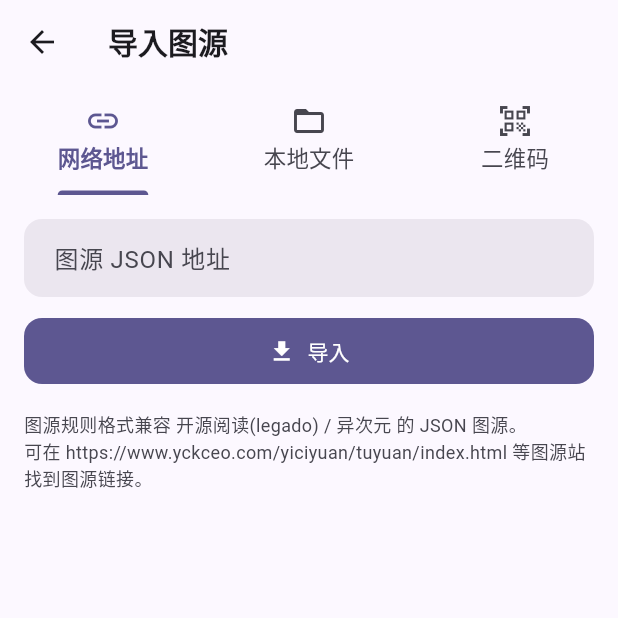
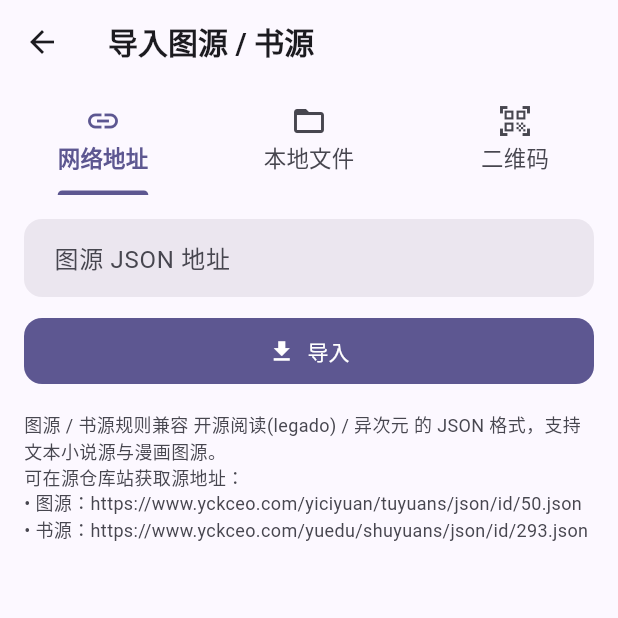
Before and after one commit to 2016YYy/comic-realm, a Flutter app: the screen it shows after launch, item 2 of the bottom bar chosen, after a tap on the "add" icon, on a phone screen of 412 x 824 dp, the top half of it. Run offline on Flutter 3.47's test engine with Material 3 defaults, Android fonts, the phone set to English and light mode, and no system bars; our stand-ins replace cached_network_image, cookie_jar, dio, dio_cookie_manager, file_picker, hive and 4 more; missing offline and left inert: background_downloader, charset, flutter_js, mobile_scanner; accounts and stored records are empty; network calls fail.

Commit message:
release: v1.1.0 — 支持小说书源 + 重新设计图标 + 移除内置图源
新增：
- 支持小说（文本）源：阅读器自动区分漫画/小说，小说正文以文本展示，支持字号调节
- 下载服务支持小说章节文本下载（content.txt）
- 兼容 legado 字符串字典规则格式和 exploreUrl 发现页
- 新增 isNovel/isComic 自动识别内容类型

变更：
- 重新设计应用图标（紫色魔法光效漫画书，契合漫境品牌）
- 移除内置「包子漫画」图源，所有源由用户自行导入
- 导入页提示更新，提供 yckceo 源仓库示例地址

修复：
- legado 书源规则字段为字符串字典字面量时无法解析的问题

```diff
--- a/lib/screens/source_import_screen.dart
+++ b/lib/screens/source_import_screen.dart
@@ -21,7 +21,7 @@ class _SourceImportScreenState extends State<SourceImportScreen> {
       length: 3,
       child: Scaffold(
         appBar: AppBar(
-          title: const Text('导入图源'),
+          title: const Text('导入图源 / 书源'),
           bottom: const TabBar(
             tabs: [
               Tab(icon: Icon(Icons.link), text: '网络地址'),
@@ -63,8 +63,11 @@ class _SourceImportScreenState extends State<SourceImportScreen> {
           ),
           const SizedBox(height: 16),
           Text(
-            '图源规则格式兼容 开源阅读(legado) / 异次元 的 JSON 图源。\n'
-            '可在 https://www.yckceo.com/yiciyuan/tuyuan/index.html 等图源站找到图源链接。',
+            '图源 / 书源规则兼容 开源阅读(legado) / 异次元 的 JSON 格式，'
+            '支持文本小说源与漫画图源。\n'
+            '可在源仓库站获取源地址：\n'
+            '• 图源：https://www.yckceo.com/yiciyuan/tuyuans/json/id/50.json\n'
+            '• 书源：https://www.yckceo.com/yuedu/shuyuans/json/id/293.json',
             style: TextStyle(color: Theme.of(context).colorScheme.onSurfaceVariant, fontSize: 12),
           ),
         ],
--- a/lib/services/comic_service.dart
+++ b/lib/services/comic_service.dart
@@ -72,6 +72,11 @@ class ComicService extends ChangeNotifier {
     return engine.getContent(source, chapter, comic);
   }
 
+  /// 获取小说章节文本（文本源专用）。
+  Future<String> getContentText(ComicSource source, Chapter chapter, Comic comic) {
+    return engine.getContentText(source, chapter, comic);
+  }
+
   /// 收藏
   Future<void> addFavorite(Comic comic) async {
     comic.isFavorite = true;
--- a/lib/services/source_service.dart
+++ b/lib/services/source_service.dart
@@ -197,52 +197,12 @@ class SourceService extends ChangeNotifier {
     notifyListeners();
   }
 
-  /// 内置图源：从 assets/sources 加载并初始化
+  /// 内置图源初始化。
+  ///
+  /// v1.1.0 起不再内置任何图源，所有图源均由用户自行导入
+  /// （兼容开源阅读 / 异次元 JSON 格式）。
   Future<void> loadBuiltInSources() async {
-    if (AppDatabase.sources.isNotEmpty) return;
-    final builtin = _builtInBaoziSource();
-    await AppDatabase.sources.put(builtin.bookSourceUrl, builtin);
+    // 保留此方法以兼容旧调用，但不再注入默认图源。
     notifyListeners();
   }
-
-  /// 内置「包子漫画」图源：规则基于该站真实 DOM 结构编写，开箱即可搜索 / 浏览分类。
-  ComicSource _builtInBaoziSource() {
-    return ComicSource(
-      bookSourceUrl: 'https://cn.bzmgcn.com',
-      bookSourceName: '包子漫画',
-      bookSourceGroup: '内置',
-      bookSourceType: '漫画',
-      httpUserAgent:
-          'Mozilla/5.0 (Windows NT 10.0; Win64; x64) AppleWebKit/537.36 (KHTML, like Gecko) Chrome/124.0.0.0 Safari/537.36',
-      ruleSearchUrl: 'https://cn.bzmgcn.com/search?q=searchKey',
-      ruleSearchList: '.comics-card',
-      ruleSearchName: '.comics-card__title h3@text',
-      ruleSearchAuthor: '.comics-card__info small@text',
-      ruleSearchCoverUrl: '.comics-card__poster amp-img@src',
-      ruleSearchNoteUrl: '.comics-card__info@href',
-      ruleBookName: '.comics-detail__title@text',
-      ruleCoverUrl: 'amp-img@src',
-      ruleBookAuthor: '.comics-detail__author@text',
-      ruleIntroduce: '.comics-detail__desc@text',
-      ruleChapterList: '#chapter-items a.comics-chapters__item',
-      ruleChapterName: 'span@text',
-      ruleContentUrl: '@href',
-      ruleBookContent: '.comic-contain amp-img@src',
-      ruleFindUrl: [
-        '最新上架::https://cn.bzmgcn.com/list/new',
-        '全部::https://cn.bzmgcn.com/classify?type=all&region=all&state=all&filter=%2a',
-        '国漫::https://cn.bzmgcn.com/classify?type=all&region=cn&state=all&filter=%2a',
-        '日本::https://cn.bzmgcn.com/classify?type=all&region=jp&state=all&filter=%2a',
-        '韩国::https://cn.bzmgcn.com/classify?type=all&region=kr&state=all&filter=%2a',
-        '热血::https://cn.bzmgcn.com/classify?type=rexie&region=all&state=all&filter=%2a',
-        '恋爱::https://cn.bzmgcn.com/classify?type=lianai&region=all&state=all&filter=%2a',
-        '搞笑::https://cn.bzmgcn.com/classify?type=gaoxiao&region=all&state=all&filter=%2a',
-        '科幻::https://cn.bzmgcn.com/classify?type=kehuan&region=all&state=all&filter=%2a',
-        '悬疑::https://cn.bzmgcn.com/classify?type=xuanyi&region=all&state=all&filter=%2a',
-      ].join('\n'),
-      enable: true,
-      sourceRemark: '内置图源（包子漫画），支持搜索、分类浏览、收藏与阅读。如遇访问验证，请在图源详情页点击「过验证」。',
-      weight: 1000,
-    );
-  }
 }
--- a/pubspec.yaml
+++ b/pubspec.yaml
@@ -1,7 +1,7 @@
 name: comic_realm
 description: 漫境 ComicRealm - 支持多图源的开源漫画阅读器，支持 Android / iOS / Windows。
 publish_to: 'none'
-version: 1.0.4+5
+version: 1.1.0+6
 
 environment:
   sdk: '>=3.3.0 <4.0.0'
```
Also changed, not shown: lib/core/source_engine.dart (+24 -0 lines), lib/models/source.dart (+68 -3 lines), lib/screens/reader_screen.dart (+38 -0 lines), lib/services/download_service.dart (+17 -0 lines), lib/services/settings_service.dart (+14 -0 lines), assets/icons/app_icon.jpg, 30 other files.
